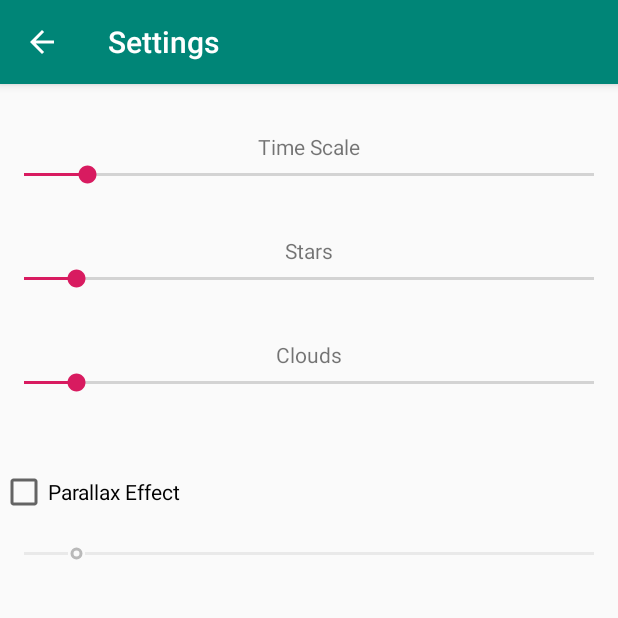
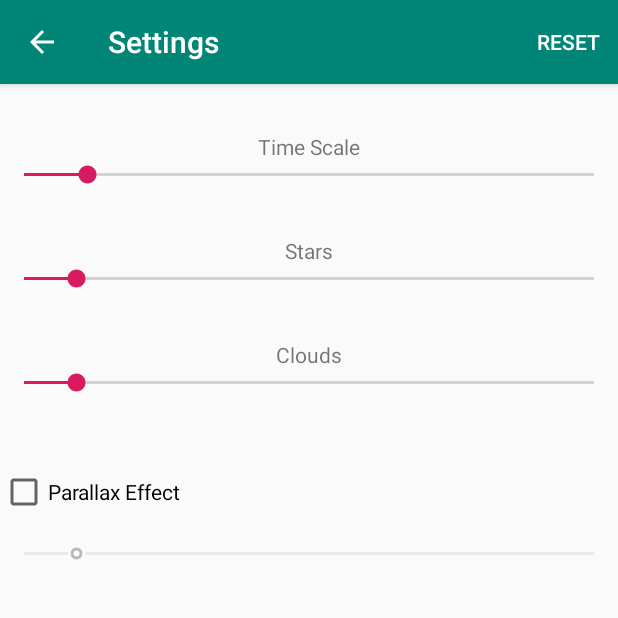
Before and after one commit to drdwrd/StarfieldLiveWallpaper, an Android app: the StarfieldSettingsActivity screen opened directly, with no data from a screen before it, on a phone screen of 412 x 824 dp, the top half of it. Run offline under Robolectric (Android 15) with nearby library versions, the phone set to English and light mode, and no system bars.

Commit message:
added reset settings functionality

```diff
--- a/Starfield/src/main/java/drwdrd/ktdev/starfield/StarfieldSettingsActivity.kt
+++ b/Starfield/src/main/java/drwdrd/ktdev/starfield/StarfieldSettingsActivity.kt
@@ -2,18 +2,27 @@ package drwdrd.ktdev.starfield
 
 import android.os.Bundle
 import android.support.v7.app.AppCompatActivity
+import android.view.Menu
 import android.view.MenuItem
 import android.widget.CheckBox
 import android.widget.SeekBar
+import android.widget.Toast
 
 class StarfieldSettingsActivity : AppCompatActivity() {
+
+    private lateinit var timeScaleSlider : SeekBar
+    private lateinit var starsSpawnTimeSlider : SeekBar
+    private lateinit var cloudsSpawnTimeSlider : SeekBar
+    private lateinit var parallaxEffectMultiplierSlider : SeekBar
+    private lateinit var parallaxEffectEnabledCheckBox : CheckBox
+    private  lateinit var highQualityTexturesCheckBox : CheckBox
 
     override fun onCreate(savedInstanceState: Bundle?) {
         super.onCreate(savedInstanceState)
         setupActionBar()
         setContentView(R.layout.settings_activity)
 
-        val timeScaleSlider = findViewById<SeekBar>(R.id.timeScaleSlider)
+        timeScaleSlider = findViewById(R.id.timeScaleSlider)
         timeScaleSlider.progress = (SettingsProvider.timeScale * 10.0).toInt()
         timeScaleSlider.setOnSeekBarChangeListener(object : SeekBar.OnSeekBarChangeListener {
             override fun onProgressChanged(seekBar: SeekBar?, progress: Int, fromUser: Boolean) {
@@ -29,7 +38,7 @@ class StarfieldSettingsActivity : AppCompatActivity() {
             }
         })
 
-        val starsSpawnTimeSlider = findViewById<SeekBar>(R.id.starsSpawnTimeSlider)
+        starsSpawnTimeSlider = findViewById(R.id.starsSpawnTimeSlider)
         starsSpawnTimeSlider.progress = (SettingsProvider.starParticlesSpawnTime * 1000.0).toInt()
         starsSpawnTimeSlider.setOnSeekBarChangeListener(object : SeekBar.OnSeekBarChangeListener {
             override fun onProgressChanged(seekBar: SeekBar?, progress: Int, fromUser: Boolean) {
@@ -45,7 +54,7 @@ class StarfieldSettingsActivity : AppCompatActivity() {
             }
         })
 
-        val cloudsSpawnTimeSlider = findViewById<SeekBar>(R.id.cloudsSpawnTimeSlider)
+        cloudsSpawnTimeSlider = findViewById(R.id.cloudsSpawnTimeSlider)
         cloudsSpawnTimeSlider.progress = (SettingsProvider.cloudParticleSpawnTime * 100.0).toInt()
         cloudsSpawnTimeSlider.setOnSeekBarChangeListener(object : SeekBar.OnSeekBarChangeListener {
             override fun onProgressChanged(seekBar: SeekBar?, progress: Int, fromUser: Boolean) {
@@ -61,10 +70,10 @@ class StarfieldSettingsActivity : AppCompatActivity() {
             }
         })
 
-        val parallaxEffectMultiplierSlider = findViewById<SeekBar>(R.id.parallaxEffectMultiplierSlider)
+        parallaxEffectMultiplierSlider = findViewById(R.id.parallaxEffectMultiplierSlider)
         parallaxEffectMultiplierSlider.isEnabled = SettingsProvider.enableParallaxEffect
 
-        val parallaxEffectEnabledCheckBox = findViewById<CheckBox>(R.id.parallaxEffectEnabledCheckBox)
+        parallaxEffectEnabledCheckBox = findViewById(R.id.parallaxEffectEnabledCheckBox)
         parallaxEffectEnabledCheckBox.isChecked = SettingsProvider.enableParallaxEffect
         parallaxEffectEnabledCheckBox.setOnCheckedChangeListener { buttonView, isChecked ->
             parallaxEffectMultiplierSlider.isEnabled = isChecked
@@ -86,11 +95,16 @@ class StarfieldSettingsActivity : AppCompatActivity() {
             }
         })
 
-        val highQualityTexturesCheckBox = findViewById<CheckBox>(R.id.highQualityTexturesCheckBox)
+        highQualityTexturesCheckBox = findViewById(R.id.highQualityTexturesCheckBox)
         highQualityTexturesCheckBox.isChecked = (SettingsProvider.textureQualityLevel == 0)
         highQualityTexturesCheckBox.setOnCheckedChangeListener { buttonView, isChecked ->
             SettingsProvider.textureQualityLevel = if(isChecked) 0 else 1
         }
+    }
+
+    override fun onCreateOptionsMenu(menu: Menu?): Boolean {
+        menuInflater.inflate(R.menu.settings_menu, menu)
+        return true
     }
 
     private fun setupActionBar() {
@@ -101,6 +115,17 @@ class StarfieldSettingsActivity : AppCompatActivity() {
         if(item?.itemId == android.R.id.home) {
             finish()
         }
+        if(item?.itemId == R.id.menuResetSettings) {
+            SettingsProvider.resetSettings()
+            timeScaleSlider.progress = (SettingsProvider.timeScale * 10.0).toInt()
+            starsSpawnTimeSlider.progress = (SettingsProvider.starParticlesSpawnTime * 1000.0).toInt()
+            cloudsSpawnTimeSlider.progress = (SettingsProvider.cloudParticleSpawnTime * 100.0).toInt()
+            parallaxEffectEnabledCheckBox.isChecked = SettingsProvider.enableParallaxEffect
+            parallaxEffectMultiplierSlider.isEnabled = SettingsProvider.enableParallaxEffect
+            parallaxEffectMultiplierSlider.progress = (SettingsProvider.parallaxEffectMultiplier * 10.0f).toInt()
+            highQualityTexturesCheckBox.isChecked = (SettingsProvider.textureQualityLevel == 0)
+            Toast.makeText(this, "Resetting settings...", Toast.LENGTH_LONG).show()
+        }
         return super.onOptionsItemSelected(item)
     }
 
--- /dev/null
+++ b/Starfield/src/main/res/menu/settings_menu.xml
@@ -0,0 +1,10 @@
+<?xml version="1.0" encoding="utf-8"?>
+<menu xmlns:android="http://schemas.android.com/apk/res/android" xmlns:app="http://schemas.android.com/apk/res-auto">
+
+    <item
+       android:id="@+id/menuResetSettings"
+       app:showAsAction="always"
+       android:title="Reset">
+    </item>
+
+</menu>
```
